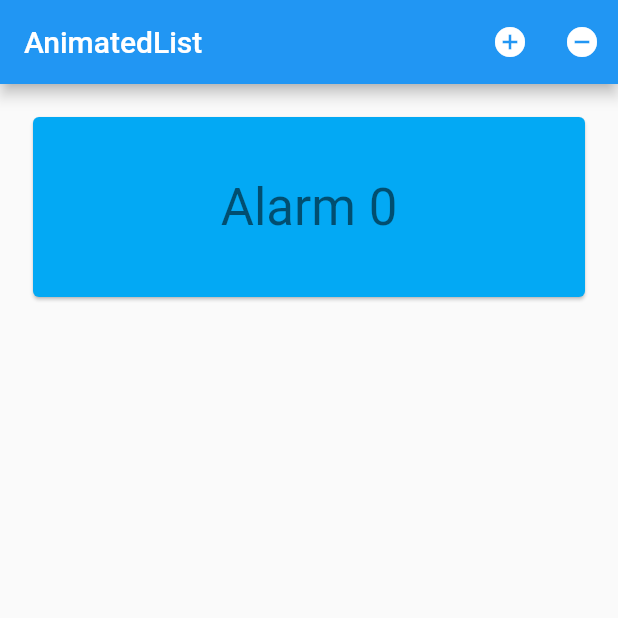
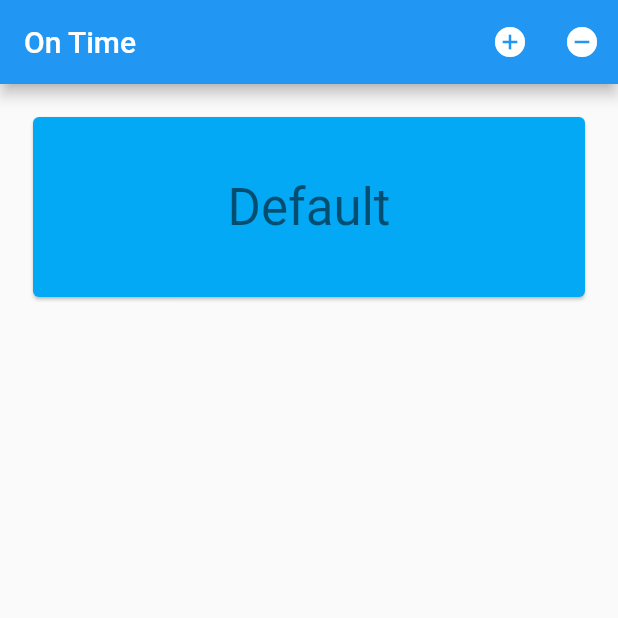
Before and after one commit to Kithor/Puzzle-Clock, a Flutter app: the screen it shows after launch, on a phone screen of 412 x 824 dp, the top half of it. Run offline on Flutter 3.47's test engine with Material 2 defaults, Android fonts, the phone set to English and light mode, and no system bars.

Commit message:
The changes from before but now they actually work

```diff
--- a/lib/alarm.dart
+++ b/lib/alarm.dart
@@ -1,6 +1,5 @@
 class Alarm{
-  static var alarmsList = List();
-
+  static int numOfAlarms;
   var name;
   var time; //format will be HHmm
   var repeatedFor = {
@@ -15,16 +14,17 @@ class Alarm{
   bool alarmSet;
   var sound;
 
-  Alarm(var n, var t, var r, var s){
+  Alarm(var n, var t, var s){
+    if(numOfAlarms == null) numOfAlarms = 0;
     if(n == null)
-      name = "Alarm ${alarmsList.length + 1}";
+      this.name = "Alarm $numOfAlarms";
     else
-      name = n;
-    time = t;
-  //set repeated
-    sound = s;
+      this.name = n;
+    this.time = t;
+    this.sound = s;
 
-    alarmsList.add(this);
+    this.alarmSet = true;
+    numOfAlarms++;
   }
 
   void removeAlarm(var name){
--- a/lib/main.dart
+++ b/lib/main.dart
@@ -10,19 +10,18 @@ class App extends StatefulWidget {
 
 class _AppState extends State<App> {
   final GlobalKey<AnimatedListState> _listKey = GlobalKey<AnimatedListState>();
-  ListModel<int> _list;
-  int _selectedItem;
+  ListModel _list;
+  var _selectedItem;
   int _nextItem; // The next item inserted when the user presses the '+' button.
 
   @override
   void initState() {
     super.initState();
     _startClock();
-    _list = ListModel<int>(
+    _list = ListModel(
       listKey: _listKey,
-      initialItems: <int>[0],
+      initialItems: [Alarm("Default", DateTime.now().minute + 1, null)],
       removedItemBuilder: _buildRemovedItem,
-      alarm: Alarm("Alarm ${0}", DateTime.now().minute + 1, null, null)
     );
     _nextItem = 1;
   }
@@ -48,7 +47,7 @@ class _AppState extends State<App> {
   // The widget will be used by the [AnimatedListState.removeItem] method's
   // [AnimatedListRemovedItemBuilder] parameter.
   Widget _buildRemovedItem(
-      int item, BuildContext context, Animation<double> animation) {
+      var item, BuildContext context, Animation<double> animation) {
     return CardItem(
       animation: animation,
       item: item,
@@ -61,7 +60,7 @@ class _AppState extends State<App> {
   void _insert() {
     final int index =
         _selectedItem == null ? _list.length : _list.indexOf(_selectedItem);
-    _list.insert(index, _nextItem++);
+    _list.insert(index, new Alarm(null, DateTime.now().minute + 1, null));
   }
 
   // Remove the selected item from the list model.
@@ -79,16 +78,15 @@ class _AppState extends State<App> {
     //Await until next whole minute? Time.now
     Timer.periodic(const Duration(minutes:1), (_) {
       print(">>${DateTime.now().minute}");
-      _checkAlarm();
+      _list._items.forEach((element) => _checkAlarm(element));
     });
   }
 
   //Declare a function to check the list for an alarm every tick
-  void _checkAlarm(){
-    for(int i = 0; i < _list.length; i++){
-      if(_list.alarm.time <= DateTime.now().minute){
-        print("beep beep");
-      }
+  void _checkAlarm(alarm){
+    if(alarm.time <= DateTime.now().minute && alarm.alarmSet == true){
+      print("beep beep");
+      alarm.alarmSet = false;
     }
   }
 
@@ -97,7 +95,7 @@ class _AppState extends State<App> {
     return MaterialApp(
       home: Scaffold(
         appBar: AppBar(
-          title: const Text('AnimatedList'),
+          title: const Text('On Time'),
           actions: <Widget>[
             IconButton(
               icon: const Icon(Icons.add_circle),
@@ -137,16 +135,13 @@ class ListModel<E> {
   ListModel({
     @required this.listKey,
     @required this.removedItemBuilder,
-    @required this.alarm,
     Iterable<E> initialItems,
   })  : assert(listKey != null),
         assert(removedItemBuilder != null),
-        assert(alarm != null),
         _items = List<E>.from(initialItems ?? <E>[]);
 
   final GlobalKey<AnimatedListState> listKey;
   final dynamic removedItemBuilder;
-  final Alarm alarm;
   final List<E> _items;
 
   AnimatedListState get _animatedList => listKey.currentState;
@@ -186,13 +181,13 @@ class CardItem extends StatelessWidget {                                //Card I
       @required this.item,
       this.selected: false})
       : assert(animation != null),
-        assert(item != null && item >= 0),
+        assert(item != null),
         assert(selected != null),
         super(key: key);
 
   final Animation<double> animation;
   final VoidCallback onTap;
-  final int item;
+  final item;
   final bool selected;
 
   @override
@@ -213,7 +208,7 @@ class CardItem extends StatelessWidget {                                //Card I
             child: Card(
               color: Colors.lightBlue,
               child: Center(
-                child: Text('Alarm $item', style: textStyle),
+                child: Text(item.name, style: textStyle),
               ),
             ),
           ),
```
